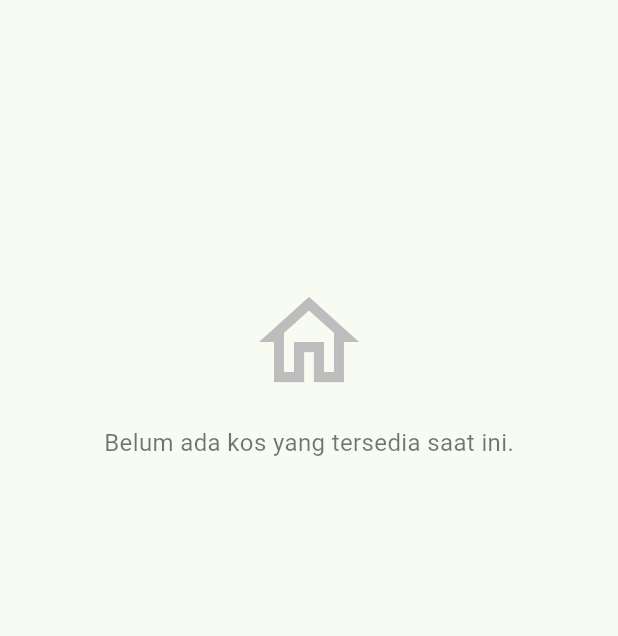
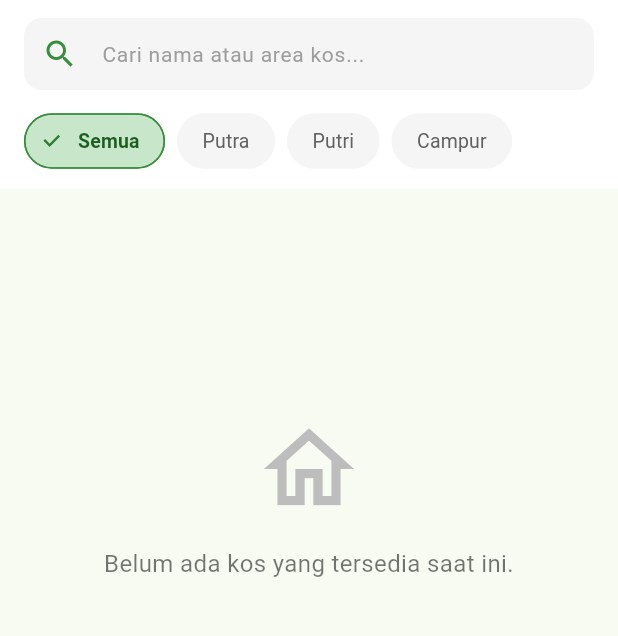
Before and after one commit to budhaaditya12323-boop/kosfinder, a Flutter app: the screen it shows after launch, on a phone screen of 412 x 824 dp, the part 84-720 px from its top. Run offline on Flutter 3.47's test engine with Material 3 defaults, Android fonts, the phone set to English and light mode, and no system bars; our stand-ins replace supabase_flutter; accounts and stored records are empty.

Commit message:
T09: adding search bar and filter widgets

```diff
--- a/lib/screens/catalog_screen.dart
+++ b/lib/screens/catalog_screen.dart
@@ -1,6 +1,7 @@
 import 'package:flutter/material.dart';
 import 'package:provider/provider.dart';
 import '../providers/kos_provider.dart';
+import '../widgets/filter_bar.dart';
 import '../widgets/kos_card.dart';
 import 'about_screen.dart';
 import 'kos_detail_screen.dart';
@@ -53,6 +54,29 @@ class _CatalogScreenState extends State<CatalogScreen> {
       ),
       body: Consumer<KosProvider>(
         builder: (context, provider, child) {
+          return Column(
+            children: [
+              // Search Bar & Filter Chips (T09)
+              FilterBar(
+                searchQuery: provider.searchQuery,
+                selectedGender: provider.selectedGender,
+                onSearchChanged: (query) => provider.setSearchQuery(query),
+                onGenderSelected: (gender) => provider.setSelectedGender(gender),
+                onClearSearch: () => provider.setSearchQuery(''),
+              ),
+
+              // Content Area
+              Expanded(
+                child: _buildContent(context, provider),
+              ),
+            ],
+          );
+        },
+      ),
+    );
+  }
+
+  Widget _buildContent(BuildContext context, KosProvider provider) {
     // Loading State
     if (provider.isLoading) {
       return const Center(
@@ -110,8 +134,13 @@ class _CatalogScreenState extends State<CatalogScreen> {
       );
     }
 
-          // Empty State (US01-AC2)
+    // Empty State (US01-AC2 vs US02-AC2)
     if (provider.isEmpty || provider.kosList.isEmpty) {
+      final isFiltered = provider.isFilterActive;
+      final emptyMessage = isFiltered
+          ? 'Tidak ada kos yang cocok dengan pencarian Anda.'
+          : 'Belum ada kos yang tersedia saat ini.';
+
       return RefreshIndicator(
         color: Colors.green,
         onRefresh: () => provider.fetchActiveKos(),
@@ -119,24 +148,43 @@ class _CatalogScreenState extends State<CatalogScreen> {
           physics: const AlwaysScrollableScrollPhysics(),
           children: [
             SizedBox(
-                    height: MediaQuery.of(context).size.height * 0.6,
+              height: MediaQuery.of(context).size.height * 0.5,
               child: Center(
                 child: Column(
                   mainAxisAlignment: MainAxisAlignment.center,
                   children: [
                     Icon(
-                            Icons.home_outlined,
-                            size: 80,
+                      isFiltered
+                          ? Icons.search_off_rounded
+                          : Icons.home_outlined,
+                      size: 72,
                       color: Colors.grey.shade400,
                     ),
                     const SizedBox(height: 16),
-                          const Text(
-                            'Belum ada kos yang tersedia saat ini.',
-                            style: TextStyle(
+                    Padding(
+                      padding: const EdgeInsets.symmetric(horizontal: 32.0),
+                      child: Text(
+                        emptyMessage,
+                        key: const Key('empty_state_text'),
+                        textAlign: TextAlign.center,
+                        style: const TextStyle(
                           fontSize: 16,
                           color: Colors.black54,
                         ),
                       ),
+                    ),
+                    if (isFiltered) ...[
+                      const SizedBox(height: 16),
+                      TextButton.icon(
+                        key: const Key('reset_filter_button'),
+                        onPressed: () => provider.resetFilters(),
+                        icon: const Icon(Icons.restart_alt),
+                        label: const Text('Reset Filter'),
+                        style: TextButton.styleFrom(
+                          foregroundColor: Colors.green.shade700,
+                        ),
+                      ),
+                    ],
                   ],
                 ),
               ),
@@ -169,8 +217,5 @@ class _CatalogScreenState extends State<CatalogScreen> {
         },
       ),
     );
-        },
-      ),
-    );
   }
 }
--- /dev/null
+++ b/lib/widgets/filter_bar.dart
@@ -0,0 +1,117 @@
+import 'package:flutter/material.dart';
+
+class FilterBar extends StatelessWidget {
+  final String searchQuery;
+  final String selectedGender;
+  final ValueChanged<String> onSearchChanged;
+  final ValueChanged<String> onGenderSelected;
+  final VoidCallback onClearSearch;
+
+  const FilterBar({
+    super.key,
+    required this.searchQuery,
+    required this.selectedGender,
+    required this.onSearchChanged,
+    required this.onGenderSelected,
+    required this.onClearSearch,
+  });
+
+  static const List<String> genderOptions = [
+    'Semua',
+    'Putra',
+    'Putri',
+    'Campur',
+  ];
+
+  @override
+  Widget build(BuildContext context) {
+    return Container(
+      padding: const EdgeInsets.fromLTRB(16, 12, 16, 8),
+      color: Colors.white,
+      child: Column(
+        crossAxisAlignment: CrossAxisAlignment.start,
+        children: [
+          // Search Input
+          TextField(
+            key: const Key('search_bar_field'),
+            controller: TextEditingController(text: searchQuery)
+              ..selection = TextSelection.fromPosition(
+                TextPosition(offset: searchQuery.length),
+              ),
+            onChanged: onSearchChanged,
+            decoration: InputDecoration(
+              hintText: 'Cari nama atau area kos...',
+              hintStyle: TextStyle(color: Colors.grey.shade500, fontSize: 14),
+              prefixIcon: Icon(Icons.search, color: Colors.green.shade700),
+              suffixIcon: searchQuery.isNotEmpty
+                  ? IconButton(
+                      key: const Key('clear_search_button'),
+                      icon: const Icon(Icons.clear, size: 20),
+                      onPressed: onClearSearch,
+                    )
+                  : null,
+              contentPadding: const EdgeInsets.symmetric(
+                vertical: 10,
+                horizontal: 16,
+              ),
+              filled: true,
+              fillColor: Colors.grey.shade100,
+              border: OutlineInputBorder(
+                borderRadius: BorderRadius.circular(12),
+                borderSide: BorderSide.none,
+              ),
+              enabledBorder: OutlineInputBorder(
+                borderRadius: BorderRadius.circular(12),
+                borderSide: BorderSide.none,
+              ),
+              focusedBorder: OutlineInputBorder(
+                borderRadius: BorderRadius.circular(12),
+                borderSide: BorderSide(color: Colors.green.shade700, width: 1.5),
+              ),
+            ),
+          ),
+          const SizedBox(height: 10),
+
+          // Gender Filter Chips
+          SingleChildScrollView(
+            scrollDirection: Axis.horizontal,
+            child: Row(
+              children: genderOptions.map((gender) {
+                final isSelected =
+                    selectedGender.toLowerCase() == gender.toLowerCase();
+                return Padding(
+                  padding: const EdgeInsets.only(right: 8.0),
+                  child: FilterChip(
+                    key: Key('filter_chip_${gender.toLowerCase()}'),
+                    label: Text(gender),
+                    selected: isSelected,
+                    onSelected: (_) => onGenderSelected(gender),
+                    selectedColor: Colors.green.shade100,
+                    checkmarkColor: Colors.green.shade800,
+                    labelStyle: TextStyle(
+                      color: isSelected
+                          ? Colors.green.shade900
+                          : Colors.grey.shade700,
+                      fontWeight:
+                          isSelected ? FontWeight.bold : FontWeight.normal,
+                      fontSize: 13,
+                    ),
+                    backgroundColor: Colors.grey.shade100,
+                    side: BorderSide(
+                      color: isSelected
+                          ? Colors.green.shade700
+                          : Colors.transparent,
+                    ),
+                    shape: RoundedRectangleBorder(
+                      borderRadius: BorderRadius.circular(20),
+                    ),
+                  ),
+                );
+              }).toList(),
+            ),
+          ),
+        ],
+      ),
+    );
+  }
+}
```
Also changed, not shown: 1 other file. Lines whose indentation alone changed are shown as unchanged.
